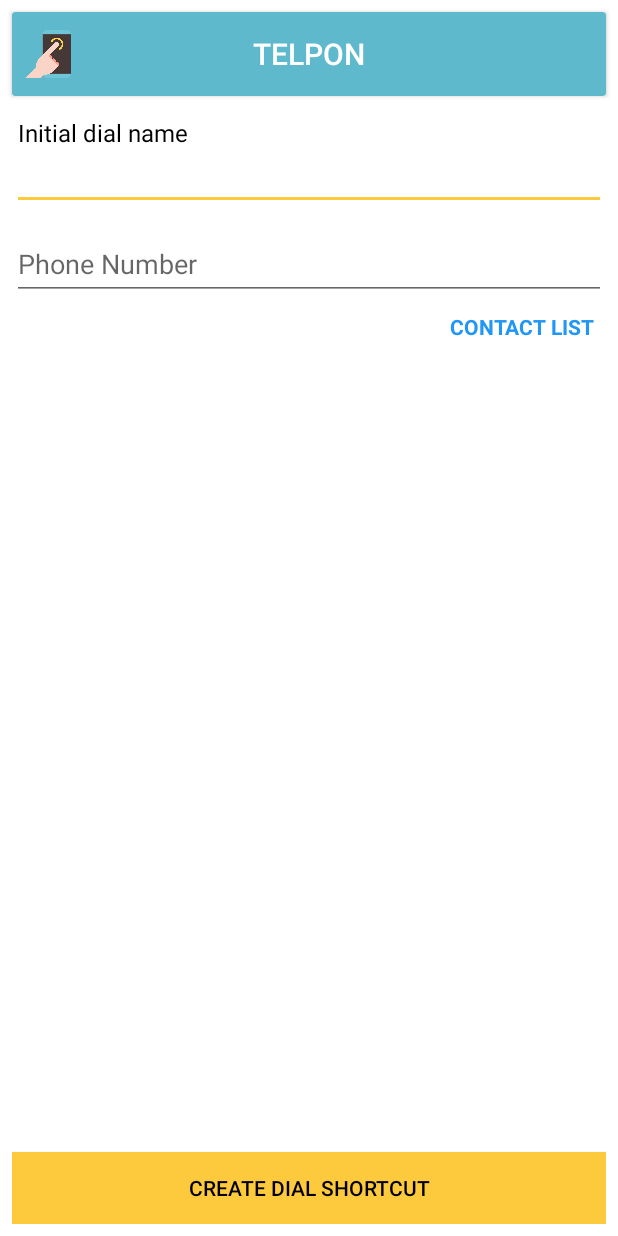
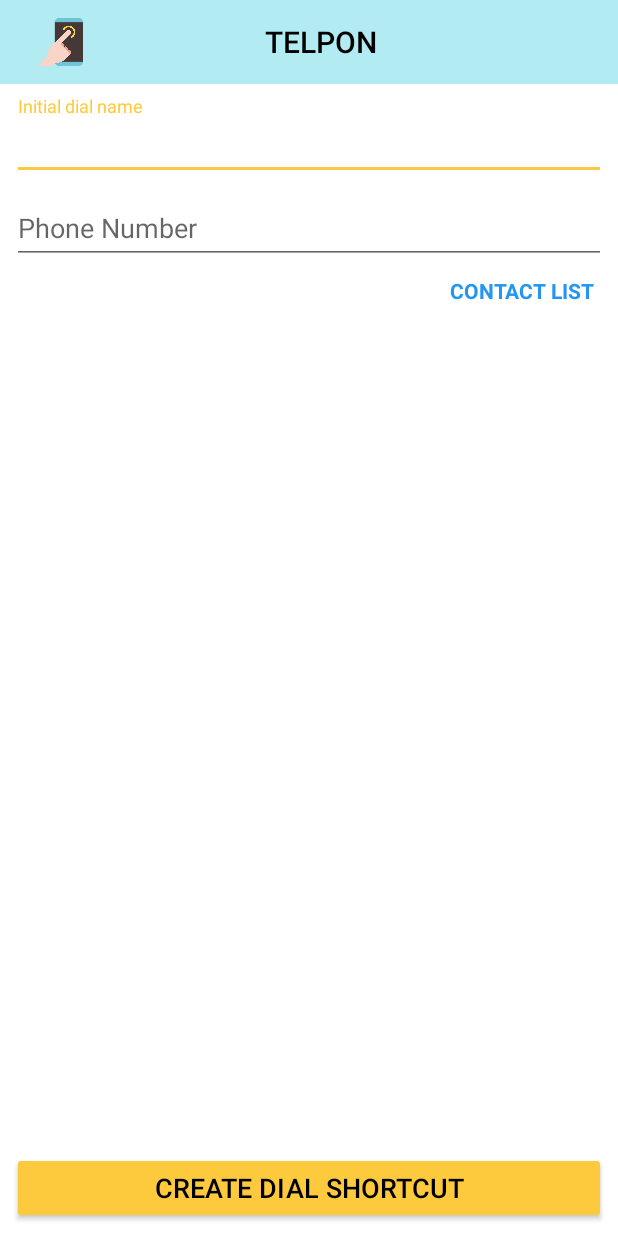
Before and after one commit to adikwidiasmono/telpon, an Android app: the screen it shows after launch (MainActivity), on a phone screen of 412 x 824 dp. Run offline under Robolectric (Android 15) with nearby library versions, the phone set to English and light mode, and no system bars.

Commit message:
Change layout style

```diff
--- a/app/build.gradle
+++ b/app/build.gradle
@@ -7,7 +7,7 @@ android {
         applicationId "com.telpon.main"
         minSdkVersion 15
         targetSdkVersion 25
-        versionCode 1
+        versionCode 2
         versionName "1.0"
         testInstrumentationRunner "android.support.test.runner.AndroidJUnitRunner"
     }
--- a/app/src/main/res/layout/activity_main.xml
+++ b/app/src/main/res/layout/activity_main.xml
@@ -1,6 +1,5 @@
 <?xml version="1.0" encoding="utf-8"?>
 <LinearLayout xmlns:android="http://schemas.android.com/apk/res/android"
-    xmlns:app="http://schemas.android.com/apk/res-auto"
     xmlns:tools="http://schemas.android.com/tools"
     android:layout_width="match_parent"
     android:layout_height="match_parent"
@@ -9,11 +8,12 @@
     android:orientation="vertical"
     tools:context="com.telpon.main.MainActivity">
 
-    <android.support.v7.widget.CardView
+    <android.support.v7.widget.Toolbar
+        android:id="@+id/toolbar"
         android:layout_width="match_parent"
-        android:layout_height="?attr/actionBarSize"
-        android:layout_margin="@dimen/activity_vertical_margin"
-        app:cardBackgroundColor="@color/colorPrimary">
+        android:layout_height="wrap_content"
+        android:background="?attr/colorPrimary"
+        android:minHeight="?attr/actionBarSize">
 
         <RelativeLayout
             android:layout_width="match_parent"
@@ -35,10 +35,10 @@
                 android:layout_height="wrap_content"
                 android:layout_centerInParent="true"
                 android:text="@string/app_name"
-                android:textColor="@color/c_white" />
+                android:textColor="@color/c_black" />
         </RelativeLayout>
 
-    </android.support.v7.widget.CardView>
+    </android.support.v7.widget.Toolbar>
 
     <RelativeLayout
         android:id="@+id/activity_main"
@@ -53,8 +53,7 @@
             android:id="@+id/til_dial_name"
             android:layout_width="match_parent"
             android:layout_height="wrap_content"
-            android:layout_alignParentTop="true"
-            app:hintTextAppearance="@style/TextAppearence.App.TextInputLayout">
+            android:layout_alignParentTop="true">
 
             <android.support.design.widget.TextInputEditText
                 android:id="@+id/tied_dial_name"
@@ -72,8 +71,7 @@
             android:id="@+id/til_dial_number"
             android:layout_width="match_parent"
             android:layout_height="wrap_content"
-            android:layout_below="@+id/til_dial_name"
-            app:hintTextAppearance="@style/TextAppearence.App.TextInputLayout">
+            android:layout_below="@+id/til_dial_name">
 
             <android.support.design.widget.TextInputEditText
                 android:id="@+id/tied_dial_number"
@@ -104,9 +102,7 @@
             android:layout_width="match_parent"
             android:layout_height="wrap_content"
             android:layout_alignParentBottom="true"
-            android:background="@color/colorAccent"
-            android:text="Create Dial Shortcut"
-            android:textColor="@color/c_black" />
+            android:text="Create Dial Shortcut" />
 
     </RelativeLayout>
 </LinearLayout>
--- a/app/src/main/res/values-v21/styles.xml
+++ b/app/src/main/res/values-v21/styles.xml
@@ -2,10 +2,20 @@
 <resources>
 
     <style name="AppTheme" parent="Theme.AppCompat.Light.NoActionBar">
-
         <!-- Customize your theme here. -->
         <item name="colorPrimary">@color/colorPrimary</item>
         <item name="colorPrimaryDark">@color/colorPrimaryDark</item>
         <item name="colorAccent">@color/colorAccent</item>
+
+        <!-- Custom button style-->
+        <item name="android:buttonStyle">@style/custom_button</item>
+        <item name="android:colorControlHighlight">@color/c_yellow_dark</item>
+        <item name="android:colorButtonNormal">@color/c_yellow_light</item>
+    </style>
+
+    <style name="custom_button" parent="@android:style/Widget.Material.Button">
+        <!--<item name="android:textStyle">bold</item>-->
+        <item name="android:textSize">18sp</item>
+        <item name="android:textColor">@color/c_black</item>
     </style>
 </resources>
--- a/app/src/main/res/values/colors.xml
+++ b/app/src/main/res/values/colors.xml
@@ -1,9 +1,11 @@
 <?xml version="1.0" encoding="utf-8"?>
 <resources>
-    <color name="colorPrimary">#5EB9CD</color>
+    <color name="colorPrimary">#B2EBF2</color>
     <color name="colorPrimaryDark">#16AFCA</color>
-    <color name="colorAccent">#FECA3D</color>
+    <color name="colorAccent">@color/c_yellow_light</color>
     <color name="c_blue">#2196F3</color>
     <color name="c_black">#000000</color>
     <color name="c_white">#FFFFFF</color>
+    <color name="c_yellow_light">#FECA3D</color>
+    <color name="c_yellow_dark">#febc0a</color>
 </resources>
--- a/app/src/main/res/values/styles.xml
+++ b/app/src/main/res/values/styles.xml
@@ -6,6 +6,11 @@
         <item name="colorPrimary">@color/colorPrimary</item>
         <item name="colorPrimaryDark">@color/colorPrimaryDark</item>
         <item name="colorAccent">@color/colorAccent</item>
+
+        <!-- Custom button style-->
+        <item name="android:buttonStyle">@style/custom_button</item>
+        <item name="android:colorControlHighlight">@color/c_yellow_dark</item>
+        <item name="android:colorButtonNormal">@color/c_yellow_light</item>
     </style>
 
     <style name="TextAppearence.App.TextInputLayout" parent="@android:style/TextAppearance">
```
Also changed, not shown: 1 other file.
